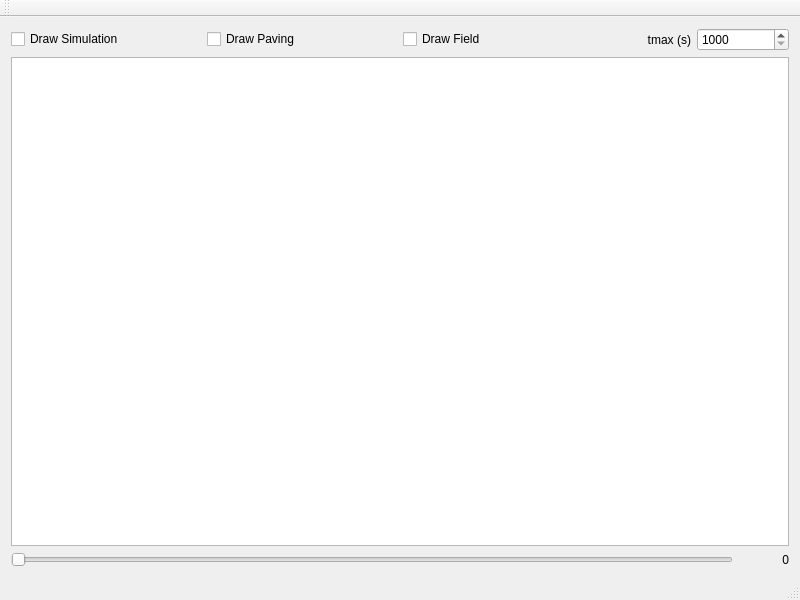
Above: mainwindow.ui from msis/bubbibex before the change. Below: the same form after it.
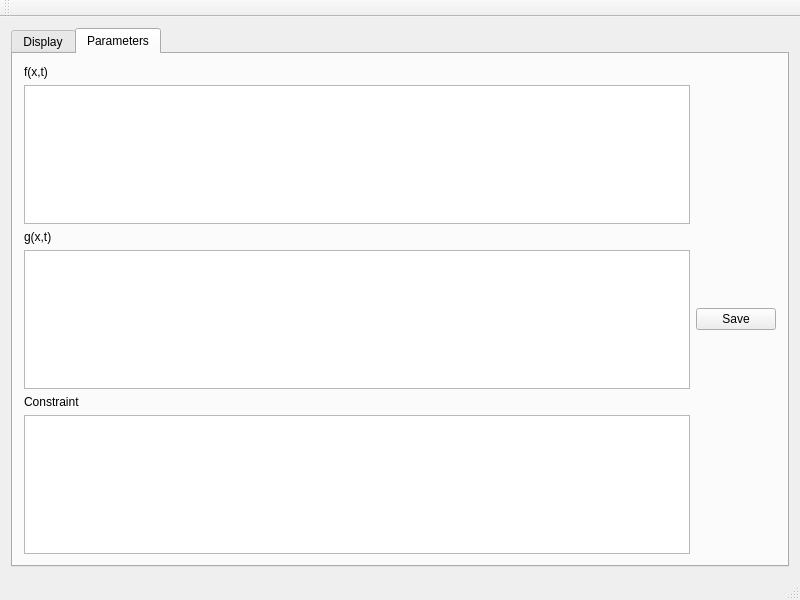
That is the form after the change. The open tabs and pages were chosen to show the change.

Commit message: Mise a jour interface Ajout du repère, avec gestion dynamique du redimensionnement de la fenêtre Séparation en onglets: affichage et paramètres onglet affichage = interface de base onglet paramètres = champs de texte f,g,contraintes et bouton save

Diff of the .ui file:
```diff
--- a/mainwindow.ui
+++ b/mainwindow.ui
@@ -16,6 +16,16 @@
   <widget class="QWidget" name="centralWidget">
    <layout class="QGridLayout" name="gridLayout">
     <item row="0" column="0">
+     <widget class="QTabWidget" name="tabWidget">
+      <property name="currentIndex">
+       <number>0</number>
+      </property>
+      <widget class="QWidget" name="Display">
+       <attribute name="title">
+        <string>Display</string>
+       </attribute>
+       <layout class="QGridLayout" name="gridLayout_2">
+        <item row="0" column="0">
      <layout class="QHBoxLayout" name="horizontalLayout_3">
       <item>
        <widget class="QCheckBox" name="buttonSimu">
@@ -45,9 +55,6 @@
           <property name="text">
            <string>tmax (s)</string>
           </property>
-          <property name="alignment">
-           <set>Qt::AlignRight|Qt::AlignTrailing|Qt::AlignVCenter</set>
-          </property>
          </widget>
         </item>
         <item>
@@ -69,6 +76,12 @@
     </item>
     <item row="1" column="0">
      <widget class="QGraphicsView" name="graphicsView">
+          <property name="minimumSize">
+           <size>
+            <width>0</width>
+            <height>0</height>
+           </size>
+          </property>
       <property name="verticalScrollBarPolicy">
        <enum>Qt::ScrollBarAlwaysOff</enum>
       </property>
@@ -109,6 +122,54 @@
        </widget>
       </item>
      </layout>
+        </item>
+       </layout>
+      </widget>
+      <widget class="QWidget" name="Parameters">
+       <attribute name="title">
+        <string>Parameters</string>
+       </attribute>
+       <layout class="QGridLayout" name="gridLayout_3">
+        <item row="0" column="0">
+         <widget class="QLabel" name="label_2">
+          <property name="text">
+           <string>f(x,t)</string>
+          </property>
+         </widget>
+        </item>
+        <item row="1" column="0">
+         <widget class="QPlainTextEdit" name="plainTextEdit"/>
+        </item>
+        <item row="2" column="0">
+         <widget class="QLabel" name="label_3">
+          <property name="text">
+           <string>g(x,t)</string>
+          </property>
+         </widget>
+        </item>
+        <item row="3" column="0">
+         <widget class="QPlainTextEdit" name="plainTextEdit_2"/>
+        </item>
+        <item row="4" column="0">
+         <widget class="QLabel" name="label_4">
+          <property name="text">
+           <string>Constraint</string>
+          </property>
+         </widget>
+        </item>
+        <item row="5" column="0">
+         <widget class="QPlainTextEdit" name="plainTextEdit_3"/>
+        </item>
+        <item row="3" column="1">
+         <widget class="QPushButton" name="pushButton">
+          <property name="text">
+           <string>Save</string>
+          </property>
+         </widget>
+        </item>
+       </layout>
+      </widget>
+     </widget>
     </item>
    </layout>
   </widget>
```
Lines whose indentation alone changed are shown as unchanged. The commit also changes 3 other files.
